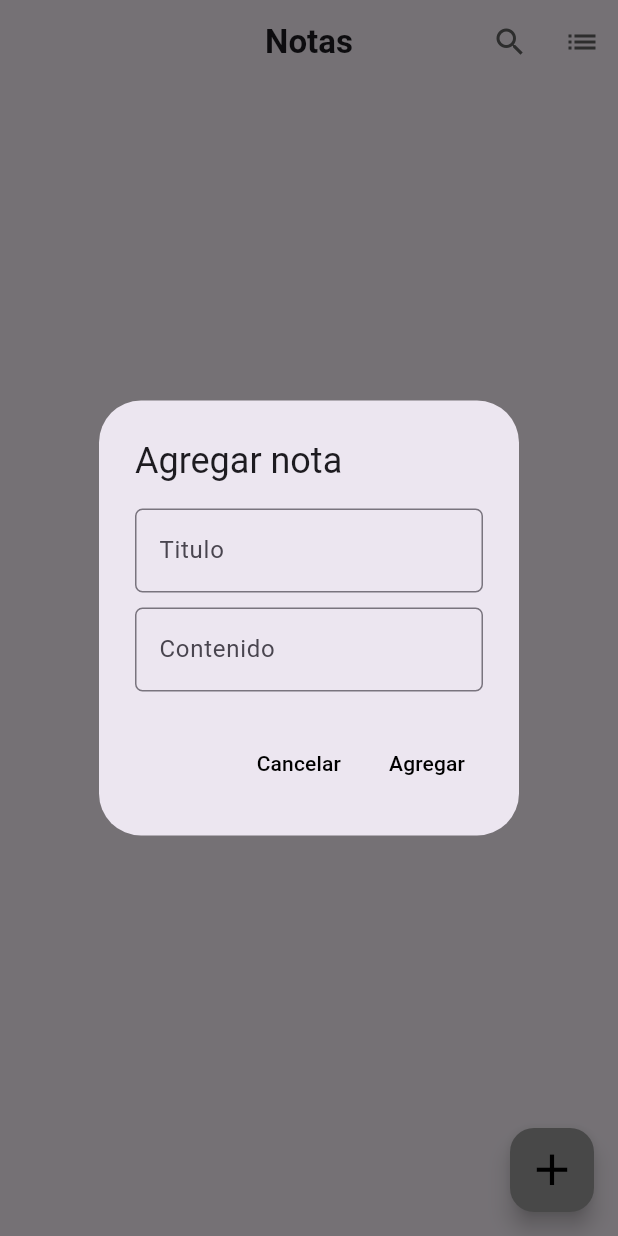
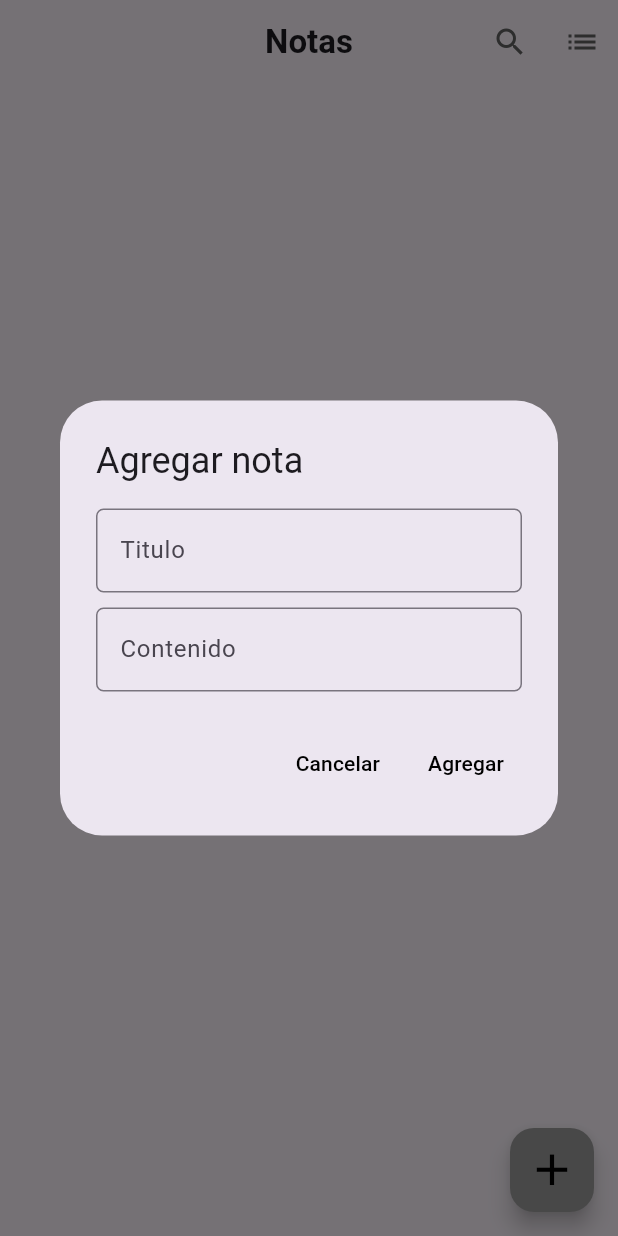
Before and after one commit to FadriqueMolina/notes_app, a Flutter app: the screen it shows after launch, after a tap on the "add" icon, on a phone screen of 412 x 824 dp. Run offline on Flutter 3.47's test engine with Material 3 defaults, Android fonts, the phone set to English and light mode, and no system bars.

Commit message:
Make dialog textfield size fixed to 80 percent. Changed updating note to get current title and content to be modified inside textfield.

```diff
--- a/lib/presentation/widgets/custom_text_field.dart
+++ b/lib/presentation/widgets/custom_text_field.dart
@@ -3,10 +3,12 @@ import 'package:flutter/material.dart';
 class CustomTextField extends StatefulWidget {
   final String hint;
   final TextEditingController controller;
+  final String? formerText;
   const CustomTextField({
     super.key,
     required this.hint,
     required this.controller,
+    this.formerText,
   });
 
   @override
@@ -15,12 +17,31 @@ class CustomTextField extends StatefulWidget {
 
 class _CustomTextFieldState extends State<CustomTextField> {
   @override
+  void initState() {
+    super.initState();
+    if (widget.formerText != null) {
+      widget.controller.text = widget.formerText!;
+    }
+  }
+
+  @override
+  void dispose() {
+    widget.controller.dispose();
+    super.dispose();
+  }
+
+  @override
   Widget build(BuildContext context) {
-    return TextField(
-      controller: widget.controller,
-      decoration: InputDecoration(
-        hintText: widget.hint,
-        border: OutlineInputBorder(borderRadius: BorderRadius.circular(5)),
+    return SizedBox(
+      width: MediaQuery.of(context).size.width * 0.8,
+      child: TextField(
+        controller: widget.controller,
+
+        decoration: InputDecoration(
+          hintText: widget.hint,
+
+          border: OutlineInputBorder(borderRadius: BorderRadius.circular(5)),
+        ),
       ),
     );
   }
```
Also changed, not shown: lib/presentation/screens/home_page.dart (+10 -4 lines).
